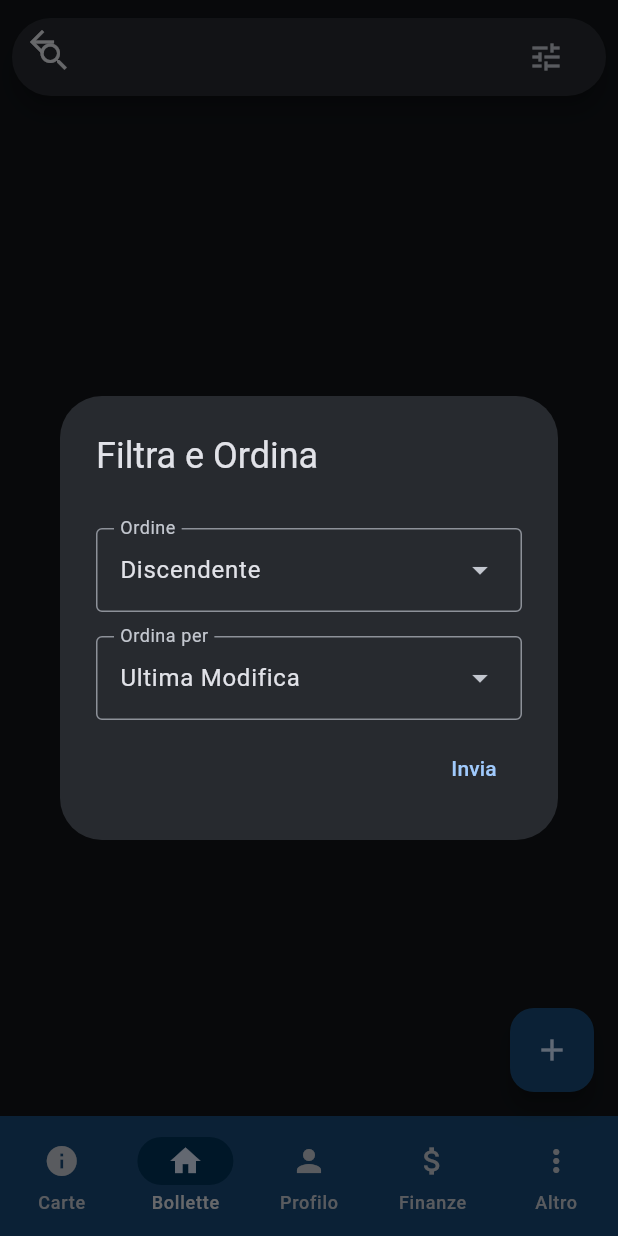
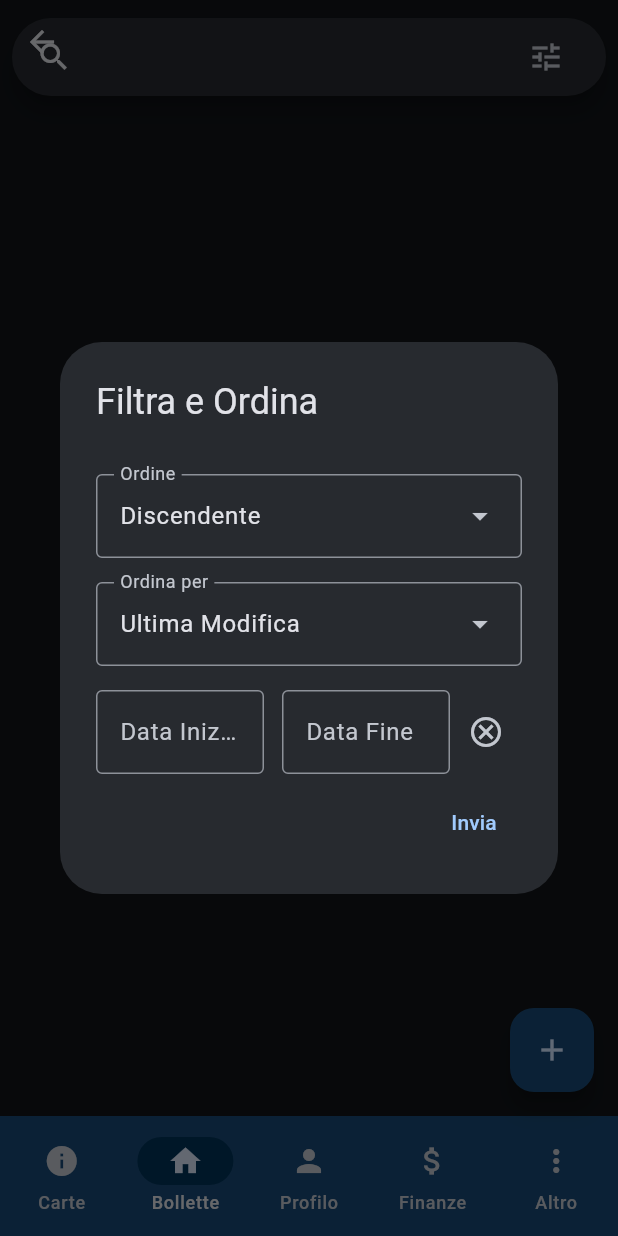
Before and after one commit to LeoneBacciu/file_flow, a Flutter app: the BillsPage screen opened directly with empty values, after a tap on the "tune" icon, on a phone screen of 412 x 824 dp. Run offline on Flutter 3.47's test engine with Material 3 defaults, Android fonts, the light colour scheme and no system bars; our stand-ins replace animated_text_kit, community_charts_flutter, connectivity_plus, equatable, file_picker, flutter_bloc and 5 more; missing offline and left inert: cunning_document_scanner, google_mlkit_barcode_scanning, google_mlkit_text_recognition, googleapis.

Commit message:
Update search date range

```diff
--- /dev/null
+++ b/lib/core/components/search/search_date_range.dart
@@ -0,0 +1,89 @@
+import 'package:flutter/material.dart';
+
+import '../../date_misc.dart';
+import '../separator.dart';
+import 'search_context.dart';
+
+class SearchDateRange extends StatefulWidget {
+  const SearchDateRange({super.key});
+
+  @override
+  State<SearchDateRange> createState() => _SearchDateRangeState();
+}
+
+class _SearchDateRangeState extends State<SearchDateRange> {
+  final startController = TextEditingController();
+  final endController = TextEditingController();
+
+  void onUpdate(DateTimeRange dateTimeRange) {
+    startController.text = DateMisc.format(dateTimeRange.start);
+    endController.text = DateMisc.format(dateTimeRange.end);
+    SearchContext.of(context).dateTimeRange = dateTimeRange;
+  }
+
+  @override
+  Widget build(BuildContext context) {
+    final initialTime = DateTime.now().subtract(const Duration(days: 30));
+    final dateTimeRange = SearchContext.of(context).dateTimeRange;
+    if (dateTimeRange != null) {
+      startController.text = DateMisc.format(dateTimeRange.start);
+      endController.text = DateMisc.format(dateTimeRange.end);
+    } else {
+      startController.text = '';
+      endController.text = '';
+    }
+    return Row(
+      children: [
+        Flexible(
+          child: TextField(
+            controller: startController,
+            decoration: const InputDecoration(
+              border: OutlineInputBorder(),
+              labelText: 'Data Inizio',
+            ),
+            readOnly: true,
+            onTap: () async {
+              final pickedRange = await showDateRangePicker(
+                context: context,
+                initialDateRange: DateTimeRange(
+                  start: dateTimeRange?.start ?? initialTime,
+                  end: dateTimeRange?.end ?? DateTime.now(),
+                ),
+                firstDate: DateTime.fromMillisecondsSinceEpoch(0),
+                lastDate: DateTime.now(),
+              );
+
+              if (pickedRange != null) onUpdate(pickedRange);
+            },
+          ),
+        ),
+        const Separator.width(12),
+        Flexible(
+          child: TextField(
+            controller: endController,
+            decoration: const InputDecoration(
+                border: OutlineInputBorder(), labelText: 'Data Fine'),
+            readOnly: true,
+            onTap: () async {
+              final pickedRange = await showDateRangePicker(
+                context: context,
+                initialDateRange: DateTimeRange(
+                  start: dateTimeRange?.start ?? initialTime,
+                  end: dateTimeRange?.end ?? DateTime.now(),
+                ),
+                firstDate: DateTime.fromMillisecondsSinceEpoch(0),
+                lastDate: DateTime.now(),
+              );
+
+              if (pickedRange != null) onUpdate(pickedRange);
+            },
+          ),
+        ),
+        IconButton(
+          onPressed: () => SearchContext.of(context).dateTimeRange = null,
+          icon: const Icon(Icons.cancel_outlined),
+        ),
+      ],
+    );
+  }
+}
--- a/lib/core/components/search/search_dialog.dart
+++ b/lib/core/components/search/search_dialog.dart
@@ -2,6 +2,7 @@ import 'package:flutter/material.dart';
 
 import '../../../models/document.dart';
 import 'search_context.dart';
+import 'search_date_range.dart';
 import 'search_notifier.dart';
 
 class SearchDialog extends StatelessWidget {
@@ -62,6 +63,7 @@ class SearchDialog extends StatelessWidget {
               ),
             ),
             if (notifier.tags.isNotEmpty) _pad(const Text('Tags')),
+            if (notifier.tags.isNotEmpty)
               Wrap(
                 spacing: 8,
                 alignment: WrapAlignment.center,
@@ -75,6 +77,8 @@ class SearchDialog extends StatelessWidget {
                     )
                     .toList(),
               ),
+            if (notifier.category?.parsing ?? false)
+              _pad(const SearchDateRange()),
           ],
         ),
       ),
--- a/lib/core/components/search/search_notifier.dart
+++ b/lib/core/components/search/search_notifier.dart
@@ -1,6 +1,8 @@
 import 'package:flutter/material.dart';
 
 import '../../../models/document.dart';
+import '../../date_misc.dart';
+import '../../functions.dart';
 
 enum SearchSortPolicy {
   lastModified('Ultima Modifica'),
@@ -28,6 +30,8 @@ class SearchNotifier extends ChangeNotifier {
   bool _descending = true;
 
   SearchSortPolicy _policy = SearchSortPolicy.lastModified;
+
+  DateTimeRange? _dateTimeRage;
 
   SearchNotifier([this._category]) : _lockedCategory = _category != null;
 
@@ -88,6 +92,13 @@ class SearchNotifier extends ChangeNotifier {
     }
   }
 
+  DateTimeRange? get dateTimeRange => _dateTimeRage;
+
+  set dateTimeRange(DateTimeRange? dateTimeRange) {
+    _dateTimeRage = dateTimeRange;
+    notifyListeners();
+  }
+
   bool filter(Document document) {
     if (category != null && document.category != category) {
       return false;
@@ -96,6 +107,10 @@ class SearchNotifier extends ChangeNotifier {
       return false;
     }
     if (!document.tags.containsAll(tags)) {
+      return false;
+    }
+    if (dateTimeRange != null &&
+        document.content?.date.apply(dateTimeRange!.contains) == false) {
       return false;
     }
     return true;
--- /dev/null
+++ b/lib/core/date_misc.dart
@@ -0,0 +1,14 @@
+import 'package:flutter/material.dart';
+import 'package:intl/intl.dart';
+
+class DateMisc {
+  static DateTime parse(String date) => DateFormat('dd/MM/yyyy').parse(date);
+
+  static String format(DateTime date) => DateFormat('dd/MM/yyyy').format(date);
+}
+
+extension DateTimeRangeContainsExtension on DateTimeRange {
+  bool contains(DateTime date) {
+    return date.isAfter(start) && date.isBefore(end);
+  }
+}
--- a/lib/presentation/bills/components/bills_plot.dart
+++ b/lib/presentation/bills/components/bills_plot.dart
@@ -3,7 +3,7 @@ import 'package:community_charts_flutter/community_charts_flutter.dart'
     as charts;
 import 'package:flutter/material.dart';
 
-import '../../../core/date_ui.dart';
+import '../../../core/date_misc.dart';
 import '../../../models/document.dart';
 
 class BillsPlot extends StatelessWidget {
@@ -95,6 +95,6 @@ class DocumentPlotElement {
 
   @override
   String toString() {
-    return DateUi.format(date);
+    return DateMisc.format(date);
   }
 }
```
Also changed, not shown: lib/core/components/forms/content_form_field.dart (+7 -7 lines), lib/core/date_ui.dart (deleted, +0 -7 lines). Lines whose indentation alone changed are shown as unchanged.
